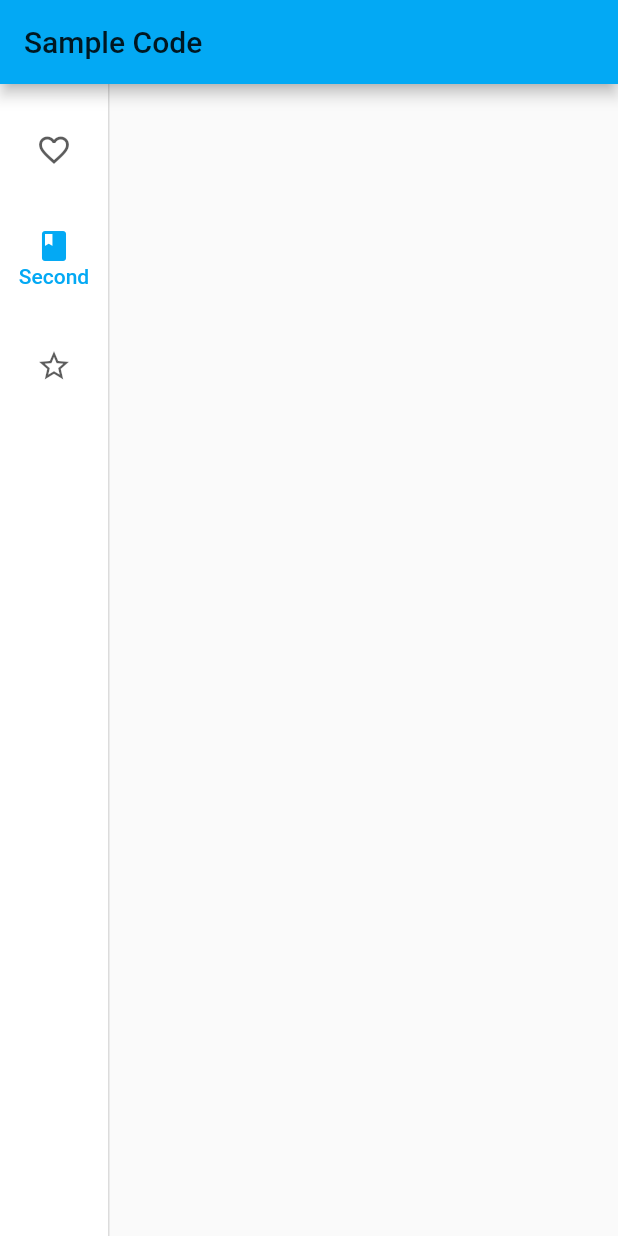
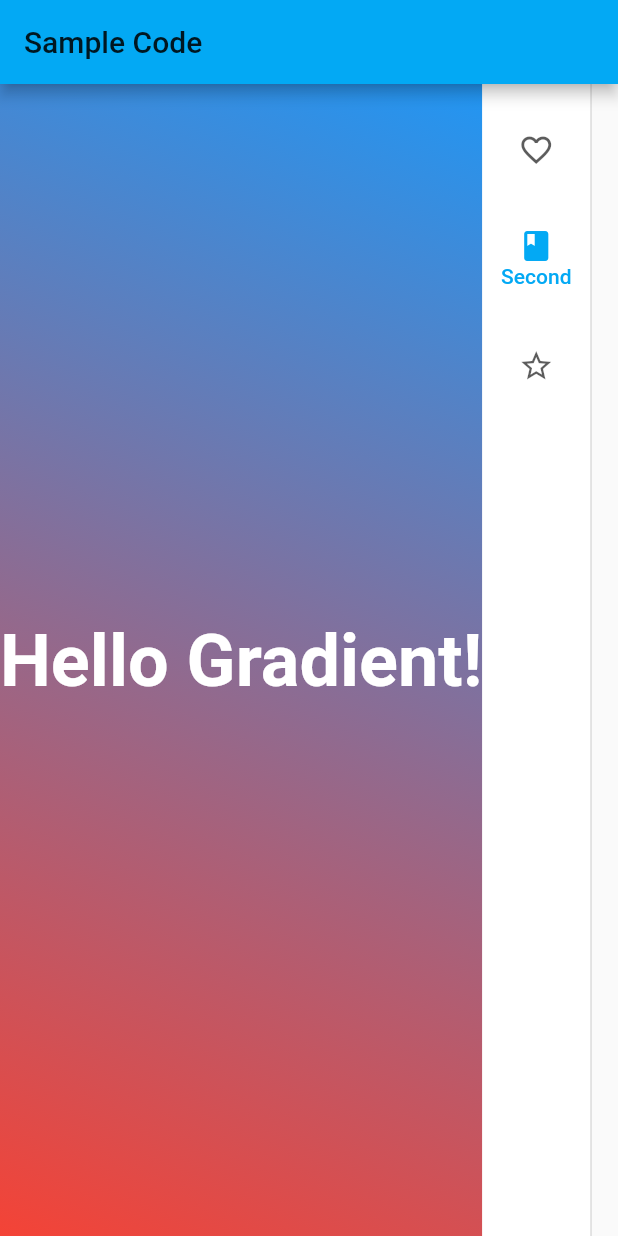
Before and after one commit to kaitlyntse/FlutterApp, a Flutter app: the screen it shows after launch, after a tap on "Second", on a phone screen of 412 x 824 dp. Run offline on Flutter 3.47's test engine with Material 2 defaults, Android fonts, the phone set to English and light mode, and no system bars; our stand-ins replace confetti, firebase_messaging; accounts and stored records are empty.

Commit message:
gradient background

```diff
--- a/lib/dashboard.dart
+++ b/lib/dashboard.dart
@@ -55,6 +55,22 @@ class _DashboardState extends State<Dashboard> {
       ),
       body: Row(
         children: <Widget>[
+          Container(
+            decoration: BoxDecoration(
+                gradient: LinearGradient(
+                    begin: Alignment.topRight,
+                    end: Alignment.bottomLeft,
+                    colors: [Colors.blue, Colors.red])),
+            child: Center(
+              child: Text(
+                'Hello Gradient!',
+                style: TextStyle(
+                    fontSize: 48.0,
+                    fontWeight: FontWeight.bold,
+                    color: Colors.white),
+              ),
+            ),
+          ),
           NavigationRail(
             selectedIndex: _selectedIndex,
             onDestinationSelected: (int index) {
```
